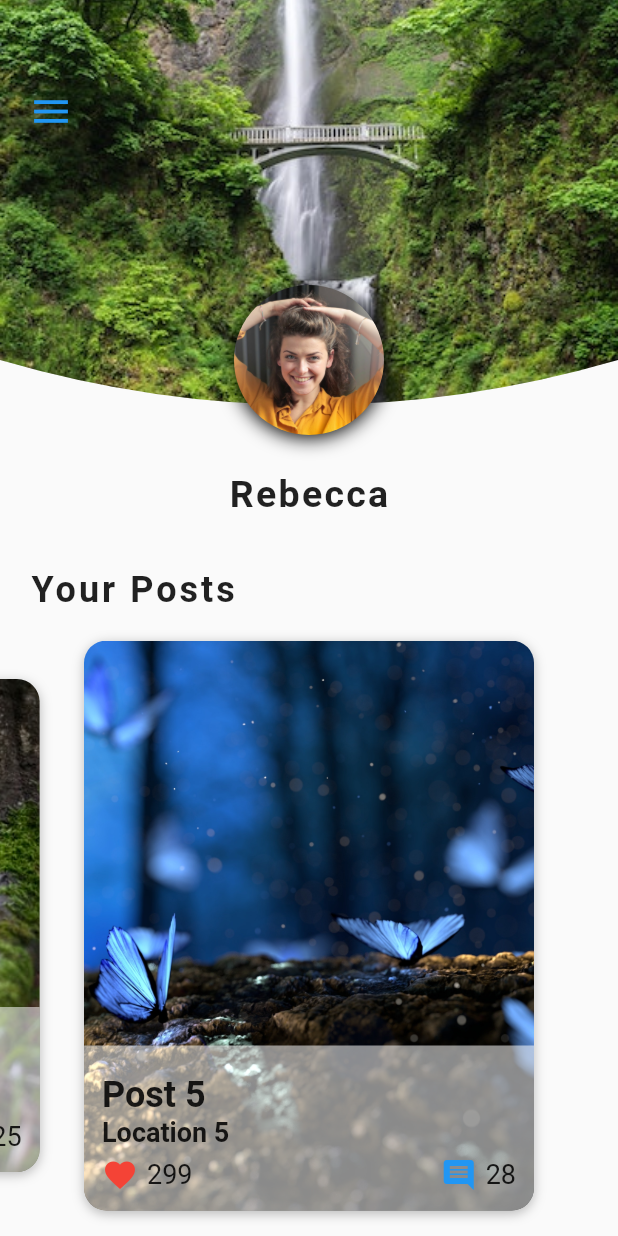
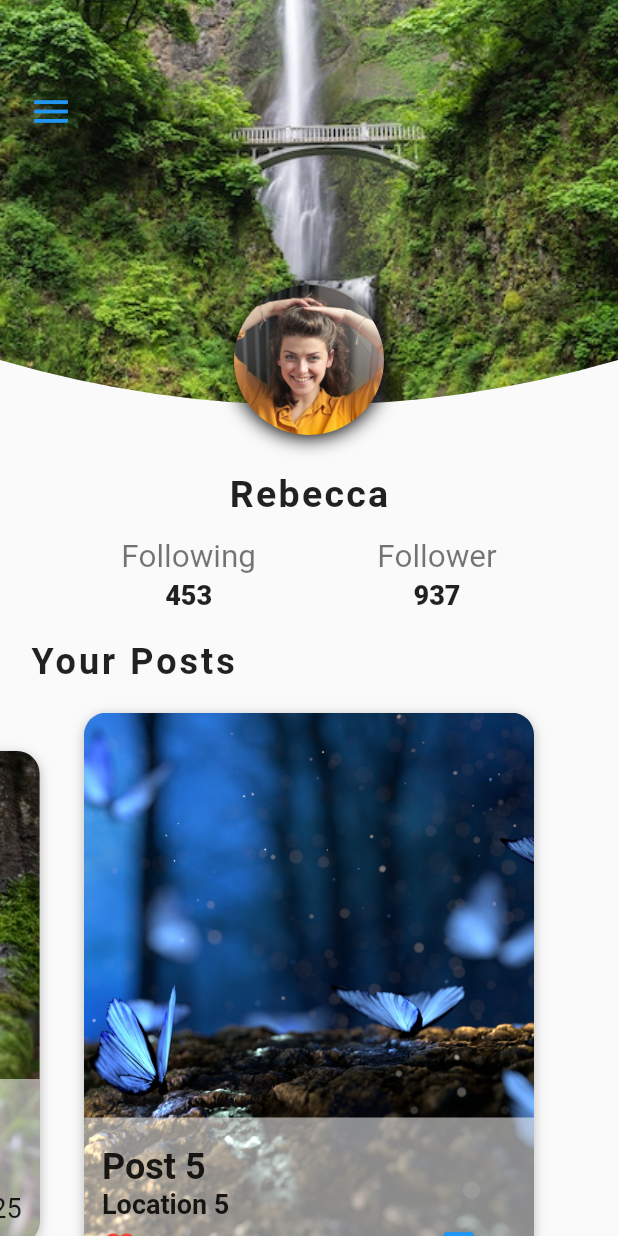
Before and after one commit to TNQT14/social_media, a Flutter app: the ProfileScreen screen opened directly, swiped to page 3, on a phone screen of 412 x 824 dp. Run offline on Flutter 3.47's test engine with Material 2 defaults, Android fonts, the phone set to English and light mode, and no system bars.

Commit message:
Done
Done

```diff
--- a/lib/screen/proflie_screen.dart
+++ b/lib/screen/proflie_screen.dart
@@ -94,6 +94,43 @@ class _ProfileScreenState extends State<ProfileScreen> {
                       ),
                     ),
                   ),
+            Row(
+              mainAxisAlignment: MainAxisAlignment.spaceEvenly,
+              children: <Widget>[
+                Column(
+                  children: <Widget>[
+                    const Text("Following",
+                    style: TextStyle(
+                        color: Colors.black54,
+                        fontSize: 21,
+                      ),
+                    ),
+                    const SizedBox(height: 2.0),
+                    Text(widget.user.following.toString(),
+                    style: const TextStyle(
+                      fontSize: 18,
+                      fontWeight: FontWeight.w900,
+                    ),)
+                  ],
+                ),
+                Column(
+                  children: <Widget>[
+                    const Text("Follower",
+                    style: TextStyle(
+                        color: Colors.black54,
+                        fontSize: 21,
+                      ),
+                    ),
+                    const SizedBox(height: 2.0),
+                    Text(widget.user.followers.toString(),
+                    style: const TextStyle(
+                      fontSize: 18,
+                      fontWeight: FontWeight.w900,
+                    ),)
+                  ],
+                ),
+              ],
+            ),
             PostsCarousel(
               pageController: _yourPostsPageController,
               title: 'Your Posts',
```
